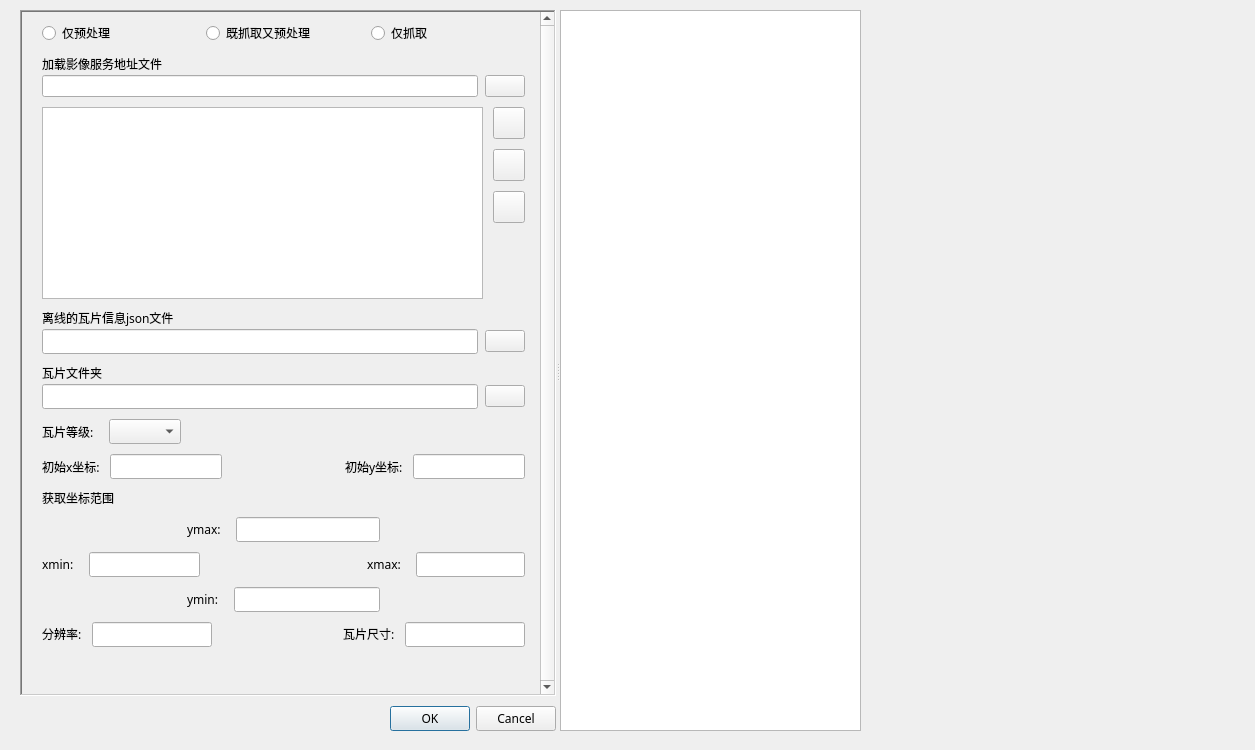
zou-mono/oneTools, file UI/UITileMap.ui: the form before one commit.
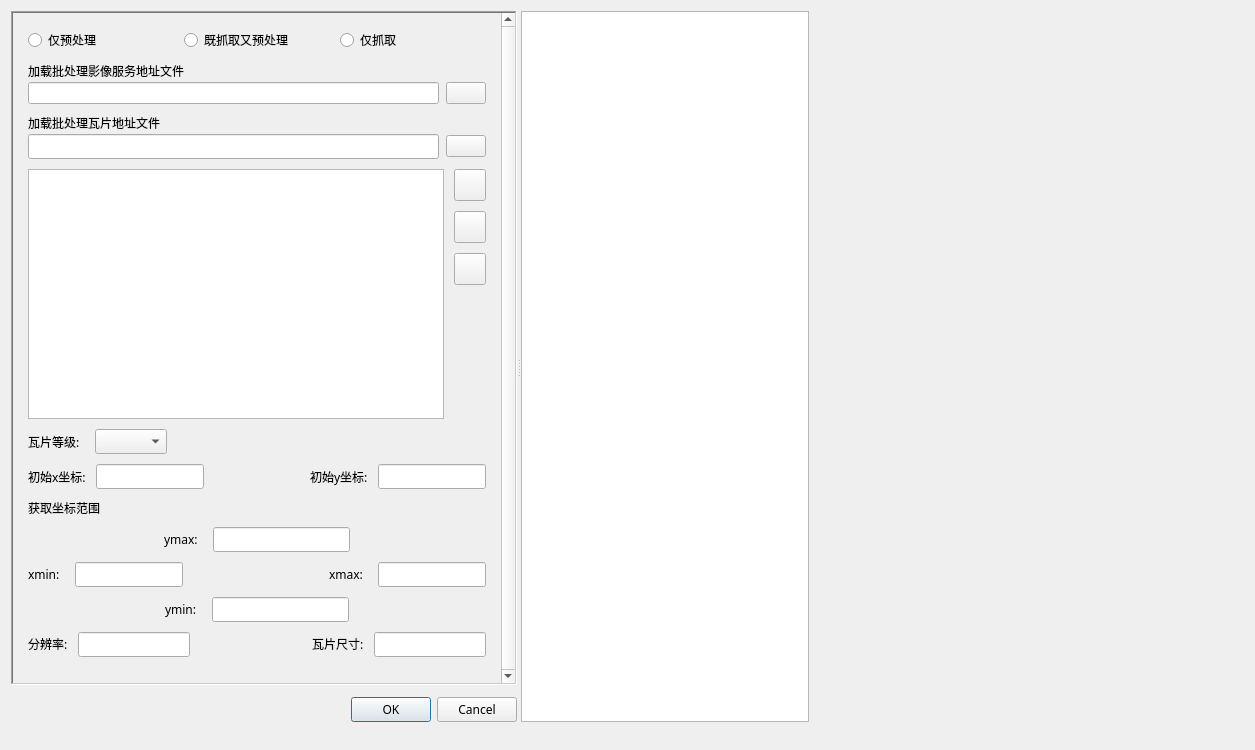
The form after the commit. Icons and pictures are not drawn. Custom widgets are drawn as their Qt base class.

Commit message: add batch ui design and test tableview delegate.

```diff
--- a/UI/UITileMap.ui
+++ b/UI/UITileMap.ui
@@ -20,24 +20,24 @@
   <widget class="CollapsibleSplitter" name="splitter">
    <property name="geometry">
     <rect>
-     <x>20</x>
-     <y>10</y>
-     <width>841</width>
-     <height>721</height>
+     <x>11</x>
+     <y>11</y>
+     <width>798</width>
+     <height>711</height>
     </rect>
    </property>
-   <property name="frameShape">
-    <enum>QFrame::NoFrame</enum>
-   </property>
    <property name="orientation">
     <enum>Qt::Horizontal</enum>
    </property>
-   <widget class="QWidget" name="layoutWidget">
-    <layout class="QVBoxLayout" name="verticalLayout_6">
+   <widget class="QWidget" name="">
+    <layout class="QVBoxLayout" name="verticalLayout_4">
      <property name="spacing">
-      <number>10</number>
+      <number>12</number>
      </property>
-     <property name="bottomMargin">
+     <property name="leftMargin">
+      <number>0</number>
+     </property>
+     <property name="topMargin">
       <number>0</number>
      </property>
      <item>
@@ -67,25 +67,31 @@
         <property name="geometry">
          <rect>
           <x>0</x>
-          <y>0</y>
-          <width>540</width>
-          <height>690</height>
+          <y>-21</y>
+          <width>541</width>
+          <height>715</height>
          </rect>
         </property>
-        <layout class="QVBoxLayout" name="verticalLayout_5">
+        <layout class="QHBoxLayout" name="horizontalLayout_6">
          <property name="spacing">
-          <number>10</number>
+          <number>0</number>
          </property>
          <property name="leftMargin">
-          <number>20</number>
+          <number>15</number>
+         </property>
+         <property name="topMargin">
+          <number>15</number>
          </property>
          <property name="rightMargin">
-          <number>10</number>
+          <number>15</number>
+         </property>
+         <property name="bottomMargin">
+          <number>15</number>
          </property>
          <item>
-          <layout class="QVBoxLayout" name="verticalLayout_4">
-           <property name="rightMargin">
-            <number>5</number>
+          <layout class="QVBoxLayout" name="verticalLayout_3">
+           <property name="spacing">
+            <number>10</number>
            </property>
            <item>
             <layout class="QHBoxLayout" name="horizontalLayout_1">
@@ -146,7 +152,7 @@
                 </font>
                </property>
                <property name="text">
-                <string>加载影像服务地址文件</string>
+                <string>加载批处理影像服务地址文件</string>
                </property>
               </widget>
              </item>
@@ -192,137 +198,6 @@
              </item>
             </layout>
            </item>
-           <item>
-            <layout class="QGridLayout" name="gridLayout">
-             <property name="sizeConstraint">
-              <enum>QLayout::SetFixedSize</enum>
-             </property>
-             <item row="0" column="0" rowspan="4">
-              <widget class="QTableView" name="tbl_address">
-               <property name="sizePolicy">
-                <sizepolicy hsizetype="Expanding" vsizetype="Fixed">
-                 <horstretch>0</horstretch>
-                 <verstretch>0</verstretch>
-                </sizepolicy>
-               </property>
-              </widget>
-             </item>
-             <item row="1" column="1">
-              <widget class="QPushButton" name="btn_removeRow">
-               <property name="sizePolicy">
-                <sizepolicy hsizetype="Fixed" vsizetype="Fixed">
-                 <horstretch>0</horstretch>
-                 <verstretch>0</verstretch>
-                </sizepolicy>
-               </property>
-               <property name="minimumSize">
-                <size>
-                 <width>32</width>
-                 <height>32</height>
-                </size>
-               </property>
-               <property name="maximumSize">
-                <size>
-                 <width>32</width>
-                 <height>32</height>
-                </size>
-               </property>
-               <property name="toolTip">
-                <string>删除服务项</string>
-               </property>
-               <property name="text">
-                <string/>
-               </property>
-               <property name="icon">
-                <iconset resource="../icons.qrc">
-                 <normaloff>:/icons/icons/GenericBlackSubtract32.png</normaloff>:/icons/icons/GenericBlackSubtract32.png</iconset>
-               </property>
-               <property name="iconSize">
-                <size>
-                 <width>32</width>
-                 <height>32</height>
-                </size>
-               </property>
-              </widget>
-             </item>
-             <item row="0" column="1">
-              <widget class="QPushButton" name="btn_addRow">
-               <property name="sizePolicy">
-                <sizepolicy hsizetype="Fixed" vsizetype="Fixed">
-                 <horstretch>0</horstretch>
-                 <verstretch>0</verstretch>
-                </sizepolicy>
-               </property>
-               <property name="minimumSize">
-                <size>
-                 <width>32</width>
-                 <height>32</height>
-                </size>
-               </property>
-               <property name="maximumSize">
-                <size>
-                 <width>32</width>
-                 <height>32</height>
-                </size>
-               </property>
-               <property name="toolTip">
-                <string>增加服务项</string>
-               </property>
-               <property name="text">
-                <string/>
-               </property>
-               <property name="icon">
-                <iconset resource="../icons.qrc">
-                 <normaloff>:/icons/icons/GenericBlackAdd32.png</normaloff>:/icons/icons/GenericBlackAdd32.png</iconset>
-               </property>
-               <property name="iconSize">
-                <size>
-                 <width>32</width>
-                 <height>32</height>
-                </size>
-               </property>
-              </widget>
-             </item>
-             <item row="2" column="1">
-              <widget class="QPushButton" name="btn_obtainMeta">
-               <property name="sizePolicy">
-                <sizepolicy hsizetype="Fixed" vsizetype="Fixed">
-                 <horstretch>0</horstretch>
-                 <verstretch>0</verstretch>
-                </sizepolicy>
-               </property>
-               <property name="minimumSize">
-                <size>
-                 <width>32</width>
-                 <height>32</height>
-                </size>
-               </property>
-               <property name="maximumSize">
-                <size>
-                 <width>32</width>
-                 <height>32</height>
-                </size>
-               </property>
-               <property name="toolTip">
-                <string>获取元数据</string>
-               </property>
-               <property name="text">
-                <string/>
-               </property>
-               <property name="icon">
-                <iconset resource="../icons.qrc">
-                 <normaloff>:/icons/icons/MetadataImport32.png</normaloff>:/icons/icons/MetadataImport32.png</iconset>
-               </property>
-               <property name="iconSize">
-                <size>
-                 <width>24</width>
-                 <height>24</height>
-                </size>
-               </property>
-              </widget>
-             </item>
-            </layout>
-           </item>
            <item>
             <layout class="QVBoxLayout" name="verticalLayout_2">
              <property name="spacing">
@@ -336,7 +211,7 @@
                 </font>
                </property>
                <property name="text">
-                <string>离线的瓦片信息json文件</string>
+                <string>加载批处理瓦片地址文件</string>
                </property>
               </widget>
              </item>
@@ -396,74 +271,152 @@
             </layout>
            </item>
            <item>
-            <layout class="QVBoxLayout" name="verticalLayout_3">
-             <property name="spacing">
-              <number>2</number>
-             </property>
+            <layout class="QHBoxLayout" name="horizontalLayout_7">
              <item>
-              <widget class="QLabel" name="label_22">
-               <property name="font">
-                <font>
-                 <family>微软雅黑</family>
-                 <pointsize>9</pointsize>
-                </font>
+              <widget class="QTableView" name="tbl_address">
+               <property name="sizePolicy">
+                <sizepolicy hsizetype="Expanding" vsizetype="MinimumExpanding">
+                 <horstretch>0</horstretch>
+                 <verstretch>0</verstretch>
+                </sizepolicy>
                </property>
-               <property name="text">
-                <string>瓦片文件夹</string>
+               <property name="minimumSize">
+                <size>
+                 <width>0</width>
+                 <height>250</height>
+                </size>
                </property>
               </widget>
              </item>
              <item>
-              <layout class="QHBoxLayout" name="horizontalLayout_6">
+              <layout class="QVBoxLayout" name="verticalLayout_5">
                <item>
-                <widget class="QLineEdit" name="txt_imageFolderPath">
-                 <property name="font">
-                  <font>
-                   <family>微软雅黑</family>
-                   <pointsize>9</pointsize>
-                  </font>
+                <widget class="QPushButton" name="btn_addRow">
+                 <property name="sizePolicy">
+                  <sizepolicy hsizetype="Fixed" vsizetype="Fixed">
+                   <horstretch>0</horstretch>
+                   <verstretch>0</verstretch>
+                  </sizepolicy>
                  </property>
+                 <property name="minimumSize">
+                  <size>
+                   <width>32</width>
+                   <height>32</height>
+                  </size>
+                 </property>
+                 <property name="maximumSize">
+                  <size>
+                   <width>32</width>
+                   <height>32</height>
+                  </size>
+                 </property>
+                 <property name="toolTip">
+                  <string>增加服务项</string>
+                 </property>
+                 <property name="text">
+                  <string/>
+                 </property>
+                 <property name="icon">
+                  <iconset resource="../icons.qrc">
+                   <normaloff>:/icons/icons/GenericBlackAdd32.png</normaloff>:/icons/icons/GenericBlackAdd32.png</iconset>
+                 </property>
+                 <property name="iconSize">
+                  <size>
+                   <width>32</width>
+                   <height>32</height>
+                  </size>
+                 </property>
                 </widget>
                </item>
                <item>
-                <spacer name="horizontalSpacer_10">
+                <widget class="QPushButton" name="btn_removeRow">
+                 <property name="sizePolicy">
+                  <sizepolicy hsizetype="Fixed" vsizetype="Fixed">
+                   <horstretch>0</horstretch>
+                   <verstretch>0</verstretch>
+                  </sizepolicy>
+                 </property>
+                 <property name="minimumSize">
+                  <size>
+                   <width>32</width>
+                   <height>32</height>
+                  </size>
+                 </property>
+                 <property name="maximumSize">
+                  <size>
+                   <width>32</width>
+                   <height>32</height>
+                  </size>
+                 </property>
+                 <property name="toolTip">
+                  <string>删除服务项</string>
+                 </property>
+                 <property name="text">
+                  <string/>
+                 </property>
+                 <property name="icon">
+                  <iconset resource="../icons.qrc">
+                   <normaloff>:/icons/icons/GenericBlackSubtract32.png</normaloff>:/icons/icons/GenericBlackSubtract32.png</iconset>
+                 </property>
+                 <property name="iconSize">
+                  <size>
+                   <width>32</width>
+                   <height>32</height>
+                  </size>
+                 </property>
+                </widget>
+               </item>
+               <item>
+                <widget class="QPushButton" name="btn_obtainMeta">
+                 <property name="sizePolicy">
+                  <sizepolicy hsizetype="Fixed" vsizetype="Fixed">
+                   <horstretch>0</horstretch>
+                   <verstretch>0</verstretch>
+                  </sizepolicy>
+                 </property>
+                 <property name="minimumSize">
+                  <size>
+                   <width>32</width>
+                   <height>32</height>
+                  </size>
+                 </property>
+                 <property name="maximumSize">
+                  <size>
+                   <width>32</width>
+                   <height>32</height>
+                  </size>
+                 </property>
+                 <property name="toolTip">
+                  <string>获取元数据</string>
+                 </property>
+                 <property name="text">
+                  <string/>
+                 </property>
+                 <property name="icon">
+                  <iconset resource="../icons.qrc">
+                   <normaloff>:/icons/icons/MetadataImport32.png</normaloff>:/icons/icons/MetadataImport32.png</iconset>
+                 </property>
+                 <property name="iconSize">
+                  <size>
+                   <width>24</width>
+                   <height>24</height>
+                  </size>
+                 </property>
+                </widget>
+               </item>
+               <item>
+                <spacer name="verticalSpacer_2">
                  <property name="orientation">
-                  <enum>Qt::Horizontal</enum>
-                 </property>
-                 <property name="sizeType">
-                  <enum>QSizePolicy::Fixed</enum>
+                  <enum>Qt::Vertical</enum>
                  </property>
                  <property name="sizeHint" stdset="0">
                   <size>
-                   <width>5</width>
-                   <height>20</height>
+                   <width>20</width>
+                   <height>40</height>
                   </size>
                  </property>
                 </spacer>
                </item>
-               <item>
-                <widget class="QPushButton" name="btn_tilesDialog">
-                 <property name="sizePolicy">
-                  <sizepolicy hsizetype="Fixed" vsizetype="Fixed">
-                   <horstretch>0</horstretch>
-                   <verstretch>0</verstretch>
-                  </sizepolicy>
-                 </property>
-                 <property name="text">
-                  <string/>
-                 </property>
-                 <property name="icon">
-                  <iconset resource="../icons.qrc">
-                   <normaloff>:/icons/icons/GenericOpen32.png</normaloff>:/icons/icons/GenericOpen32.png</iconset>
-                 </property>
-                 <property name="iconSize">
-                  <size>
-                   <width>20</width>
-                   <height>20</height>
-                  </size>
-                 </property>
-                </widget>
-               </item>
               </layout>
              </item>
             </layout>
@@ -987,21 +940,24 @@
              </item>
             </layout>
            </item>
+           <item>
+            <spacer name="verticalSpacer">
+             <property name="orientation">
+              <enum>Qt::Vertical</enum>
+             </property>
+             <property name="sizeType">
+              <enum>QSizePolicy::Expanding</enum>
+             </property>
+             <property name="sizeHint" stdset="0">
+              <size>
+               <width>20</width>
+               <height>20</height>
+              </size>
+             </property>
+            </spacer>
+           </item>
           </layout>
          </item>
-         <item>
-          <spacer name="verticalSpacer">
-           <property name="orientation">
-            <enum>Qt::Vertical</enum>
-           </property>
-           <property name="sizeHint" stdset="0">
-            <size>
-             <width>20</width>
-             <height>40</height>
-            </size>
-           </property>
-          </spacer>
-         </item>
         </layout>
        </widget>
       </widget>
```
Left out of the diff: 4 changed lines with no effect on the pictures. The commit also changes 4 other files.
